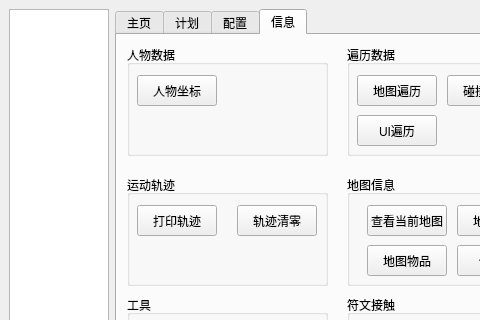
Above: mainwindow.ui from kinvcode/BattleMush before the change; both pictures show x 0 to 480 and y 0 to 320 of the 800 by 600 pixel window. Below: the same form after it.
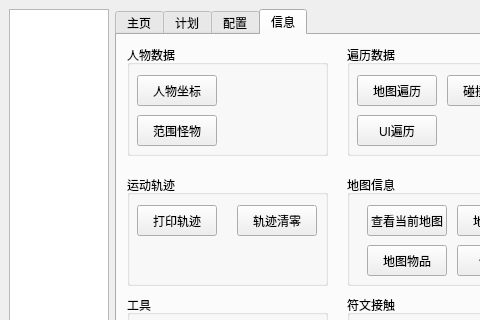
That is the form after the change. Custom widgets are drawn as their Qt base class.

What changed in the file:
```diff
--- a/mainwindow.ui
+++ b/mainwindow.ui
@@ -1509,6 +1509,31 @@
             <string>人物坐标</string>
            </property>
           </widget>
+          <widget class="QPushButton" name="pushButton_get_inrang_monster">
+           <property name="geometry">
+            <rect>
+             <x>10</x>
+             <y>70</y>
+             <width>80</width>
+             <height>31</height>
+            </rect>
+           </property>
+           <property name="minimumSize">
+            <size>
+             <width>80</width>
+             <height>0</height>
+            </size>
+           </property>
+           <property name="maximumSize">
+            <size>
+             <width>80</width>
+             <height>16777215</height>
+            </size>
+           </property>
+           <property name="text">
+            <string>范围怪物</string>
+           </property>
+          </widget>
          </widget>
          <widget class="QGroupBox" name="groupBox_2">
           <property name="geometry">
```
